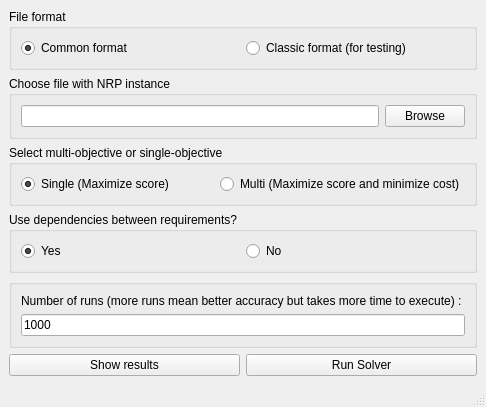
First picture: the form in gui/main.ui, repository LarOrr/NRP-Solver, before the edit.
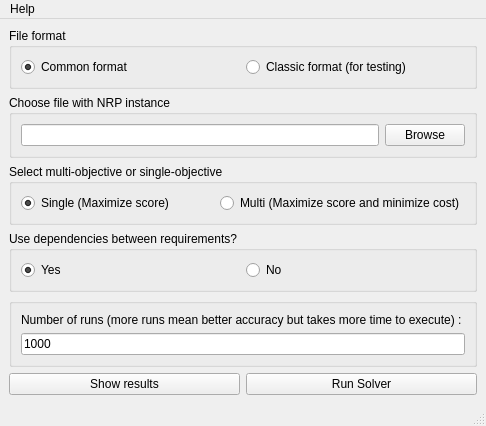
Second picture: the form after the edit.

What changed in the file:
```diff
--- a/gui/main.ui
+++ b/gui/main.ui
@@ -6,8 +6,8 @@
    <rect>
     <x>0</x>
     <y>0</y>
-    <width>397</width>
-    <height>332</height>
+    <width>402</width>
+    <height>311</height>
    </rect>
   </property>
   <property name="cursor">
@@ -213,13 +213,20 @@
     <rect>
      <x>0</x>
      <y>0</y>
-     <width>397</width>
+     <width>402</width>
      <height>18</height>
     </rect>
    </property>
    <property name="contextMenuPolicy">
     <enum>Qt::NoContextMenu</enum>
    </property>
+   <widget class="QMenu" name="menuMenu">
+    <property name="title">
+     <string>Help</string>
+    </property>
+    <addaction name="actionAbout"/>
+   </widget>
+   <addaction name="menuMenu"/>
   </widget>
   <widget class="QStatusBar" name="statusbar"/>
  </widget>
```
Left out of the diff: 5 changed lines with no effect on the pictures.
